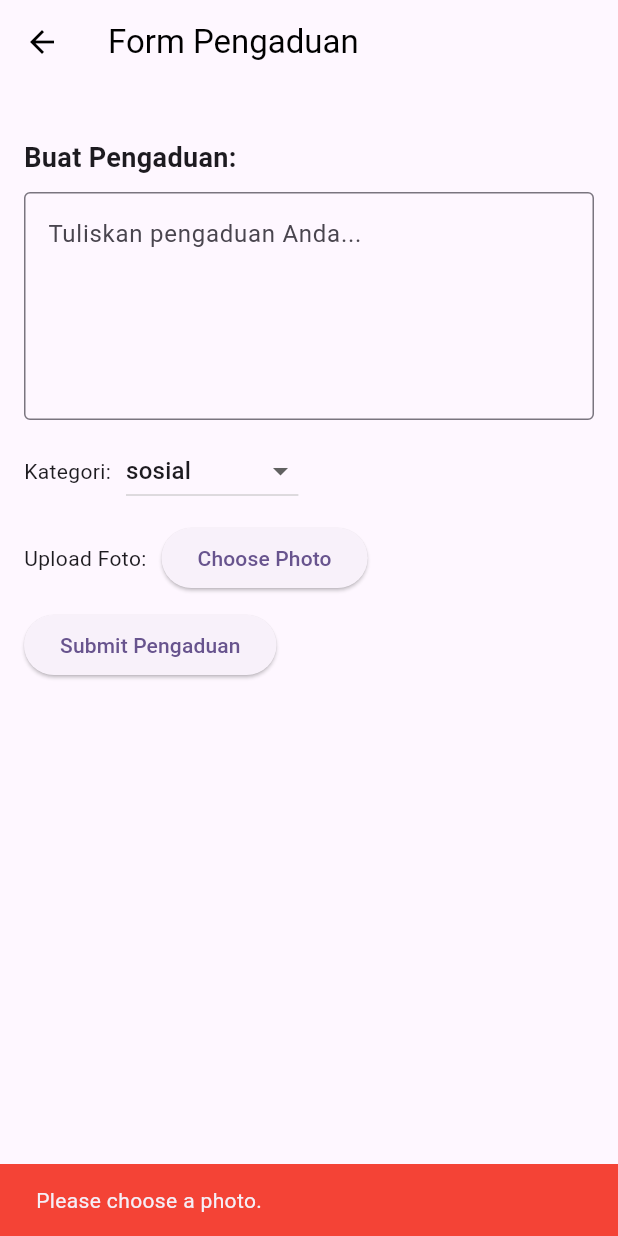
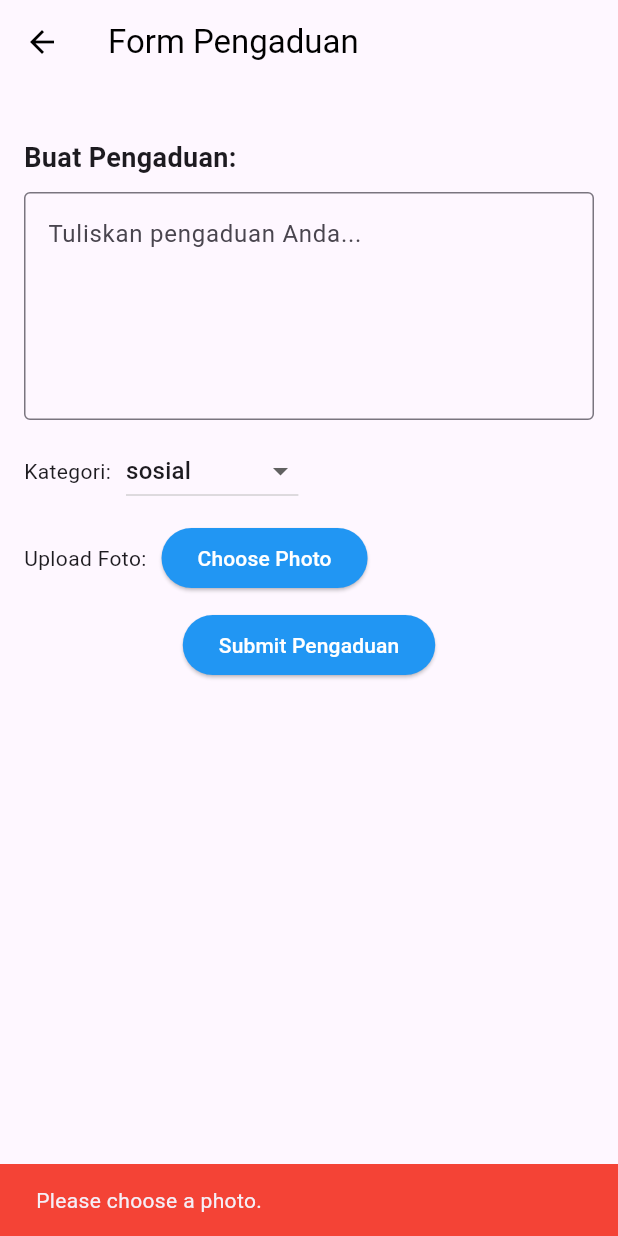
Before and after one commit to Apexionn/pengaduan_flutter, a Flutter app: the FormPengaduanPage screen opened directly with empty values, after a tap on "Submit Pengaduan", on a phone screen of 412 x 824 dp. Run offline on Flutter 3.47's test engine with Material 3 defaults, Android fonts, the phone set to English and light mode, and no system bars; our stand-ins replace file_picker; network calls fail.

Commit message:
Aplikasi Pengaduan Masyarakat

```diff
--- a/lib/form_pengaduan.dart
+++ b/lib/form_pengaduan.dart
@@ -33,7 +33,7 @@ class _FormPengaduanPageState extends State<FormPengaduanPage> {
 
   Future<void> _submitPengaduan() async {
     try {
-      String apiUrl = "http://192.168.100.20:8000/api/add-pengaduan";
+      String apiUrl = "http://172.20.10.10:8000/api/add-pengaduan";
 
       Map<String, dynamic> pengaduanData = {
         'nik': widget.user['nik'],
@@ -186,26 +186,45 @@ if (response.statusCode >= 200 && response.statusCode < 300) {
                     onPressed: () {
                       _pickFile();
                     },
+                  style: ElevatedButton.styleFrom(
+                    primary: Colors.blue,
+                    onPrimary: Colors.white,
+                  ),
                     child: Text('Choose Photo'),
                   ),
                 ],
               ),
-              // Display the picked file if available
               if (pickedFile != null)
                 Container(
                   margin: EdgeInsets.symmetric(vertical: 10),
-                  height: 100,
-                  child: Text(
-                    'File: ${pickedFile!.name}',
-                    style: TextStyle(fontSize: 16),
+                  height: 150,
+                  child: Column(
+                    children: [
+                      Text(
+                        'Selected Image:',
+                        style: TextStyle(fontSize: 16),
+                      ),
+                      SizedBox(height: 10),
+                      Image.memory(
+                        pickedFile!.bytes!,
+                        height: 100,
+                        width: 100,
+                      ),
+                    ],
                   ),
                 ),
               SizedBox(height: 10),
-              ElevatedButton(
-                onPressed: () {
-                  _submitPengaduan();
-                },
-                child: Text('Submit Pengaduan'),
+              Center(
+                child: ElevatedButton(
+                  onPressed: () {
+                    _submitPengaduan();
+                  },
+                  style: ElevatedButton.styleFrom(
+                    primary: Colors.blue,
+                    onPrimary: Colors.white,
+                  ),
+                  child: Text('Submit Pengaduan'),
+                ),
               ),
             ],
           ),
--- a/lib/login.dart
+++ b/lib/login.dart
@@ -34,7 +34,7 @@ class _LoginPageState extends State<LoginPage> {
   bool isPasswordVisible = false;
 
   Future<void> login() async {
-    final String apiUrl = 'http://192.168.100.20:8000/api/loginM';
+    final String apiUrl = 'http://172.20.10.10:8000/api/loginM';
 
     try {
       final response = await http.post(
--- a/lib/register.dart
+++ b/lib/register.dart
@@ -34,7 +34,7 @@ class _RegisterPageState extends State<RegisterPage> {
   TextEditingController telpController = TextEditingController();
 
   Future<void> register() async {
-    final String apiUrl = 'http://192.168.100.20:8000/api/register';
+    final String apiUrl = 'http://172.20.10.10:8000/api/register';
 
     try {
       final response = await http.post(
```
Also changed, not shown: lib/details.dart (+4 -4 lines), lib/home.dart (+8 -2 lines).
